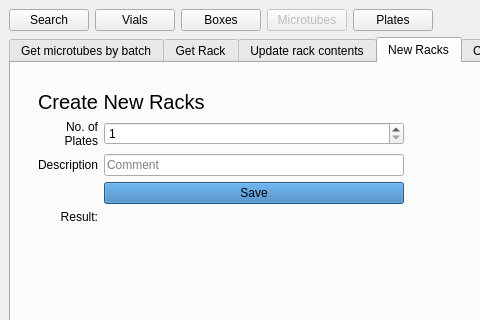
dahlbma/cello, file frontend/assets/microtubeswindow.ui: the form before one commit; both pictures show x 0 to 480 and y 0 to 320 of the 1180 by 810 pixel window.
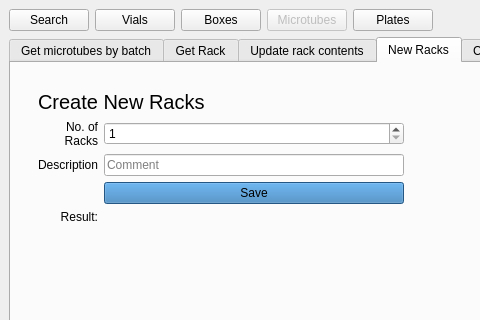
The form after the commit. The open tabs and pages were chosen to show the change.

Patch:
```diff
--- a/frontend/assets/microtubeswindow.ui
+++ b/frontend/assets/microtubeswindow.ui
@@ -878,7 +878,7 @@
                 </property>
                 <property name="text">
                  <string>No. of
-Plates</string>
+Racks</string>
                 </property>
                 <property name="alignment">
                  <set>Qt::AlignRight|Qt::AlignTrailing|Qt::AlignVCenter</set>
```
Left out of the diff: 2 changed lines with no effect on the pictures.
